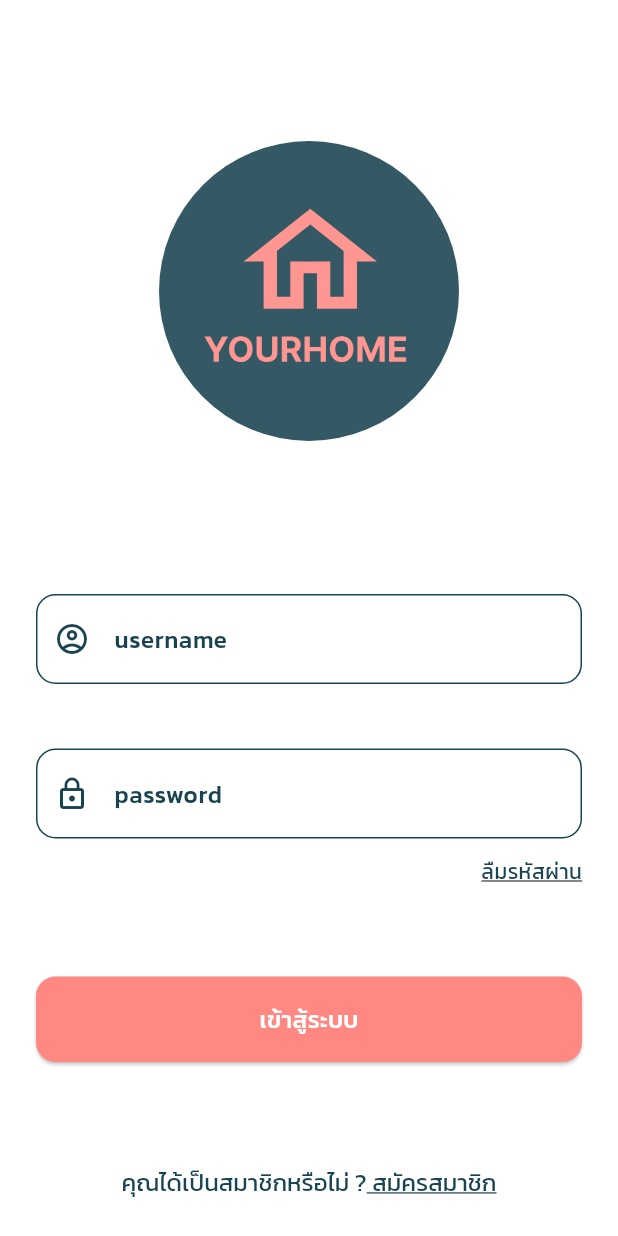
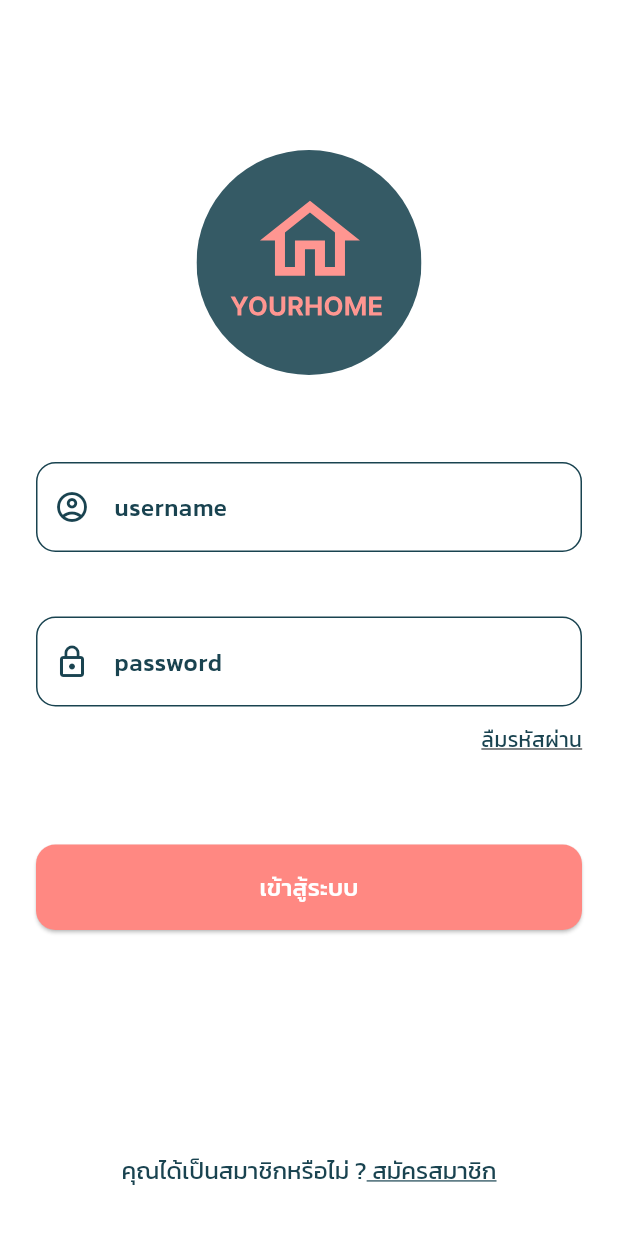
Before and after one commit to tot14883/your_home, a Flutter app: the screen it shows after launch, on a phone screen of 412 x 824 dp. Run offline on Flutter 3.47's test engine with Material 3 defaults, Android fonts, the phone set to English and light mode, and no system bars; our stand-ins replace flutter_svg, image_picker.

Commit message:
chang cond

```diff
--- a/lib/features/authentication/signin_screen.dart
+++ b/lib/features/authentication/signin_screen.dart
@@ -6,6 +6,7 @@ import 'package:home_demo/components/com_button.dart';
 import 'package:home_demo/components/com_color.dart';
 import 'package:home_demo/components/com_font_style.dart';
 import 'package:home_demo/components/com_text_formfield.dart';
+import 'package:home_demo/components/com_validator.dart';
 import 'package:home_demo/features/authentication/change_password_screen.dart';
 import 'package:home_demo/features/authentication/signup_screen.dart';
 import 'package:home_demo/features/home/home_screen.dart';
@@ -15,42 +16,51 @@ class SigninScreen extends StatelessWidget {
 
   @override
   Widget build(BuildContext context) {
+    final keyForm = GlobalKey<FormState>();
     return Scaffold(
+      resizeToAvoidBottomInset: false,
       body: Container(
         color: Colors.white,
-        child: Column(
-          children: [
-            Expanded(
-              child: SvgPicture.asset(
-                "assets/images/logo/logo_your_home.svg",
-                semanticsLabel: 'Hommy Logo',
-                width: 200,
-                height: 200,
-              ),
-            ),
-            Expanded(
         child: Padding(
           padding: const EdgeInsets.symmetric(horizontal: 24),
           child: Column(
             children: [
-                    const ComTextFormField(
+              Padding(
+                padding: const EdgeInsets.only(top: 100, bottom: 50),
+                child: SvgPicture.asset(
+                  "assets/images/logo/logo_your_home.svg",
+                  semanticsLabel: 'Hommy Logo',
+                  width: 150,
+                  height: 150,
+                ),
+              ),
+              Expanded(
+                child: Form(
+                  key: keyForm,
+                  child: Column(
+                    children: [
+                      ComTextFormField(
                         hintText: "username",
-                      prefixIcon: Icon(
+                        prefixIcon: const Icon(
                           Icons.account_circle_outlined,
                           size: 24,
                           color: comPrimaryColor,
                         ),
+                        validator:
+                            ValidatorText.validator("Please enter username"),
                       ),
                       const SizedBox(
                         height: 35,
                       ),
-                    const ComTextFormField(
+                      ComTextFormField(
                         hintText: "password",
-                      prefixIcon: Icon(
+                        prefixIcon: const Icon(
                           Icons.lock_outline,
                           size: 24,
                           color: comPrimaryColor,
                         ),
+                        validator:
+                            ValidatorText.validator("Please enter password"),
                       ),
                       const SizedBox(height: 12),
                       Align(
@@ -59,7 +69,8 @@ class SigninScreen extends StatelessWidget {
                           onTap: () => Navigator.push(
                             context,
                             MaterialPageRoute(
-                            builder: (context) => const ChangePasswordScreen(),
+                              builder: (context) =>
+                                  const ChangePasswordScreen(),
                             ),
                           ),
                           child: Text(
@@ -76,18 +87,17 @@ class SigninScreen extends StatelessWidget {
                       ComButton(
                         textButton: "เข้าสู้ระบบ",
                         onPressed: () {
+                          if (keyForm.currentState!.validate()) {
                             Navigator.pushReplacement(
                               context,
                               MaterialPageRoute(
                                 builder: (context) => const HomeScreen(),
                               ),
                             );
+                          }
                         },
-                    )
-                  ],
                       ),
-              ),
-            ),
+                      const Spacer(),
                       RichText(
                         text: TextSpan(
                           text: 'คุณได้เป็นสมาชิกหรือไม่ ?',
@@ -106,7 +116,8 @@ class SigninScreen extends StatelessWidget {
                                   Navigator.push(
                                     context,
                                     MaterialPageRoute(
-                            builder: (context) => const SignupScreen(),
+                                      builder: (context) =>
+                                          const SignupScreen(),
                                     ),
                                   );
                                 },
@@ -115,9 +126,14 @@ class SigninScreen extends StatelessWidget {
                         ),
                       ),
                       const SizedBox(
-              height: 24,
+                        height: 32,
                       ),
                     ],
+                  ),
+                ),
+              ),
+            ],
+          ),
         ),
       ),
     );
```
Also changed, not shown: lib/features/authentication/signup_screen.dart (+9 -9 lines). Lines whose indentation alone changed are shown as unchanged.
